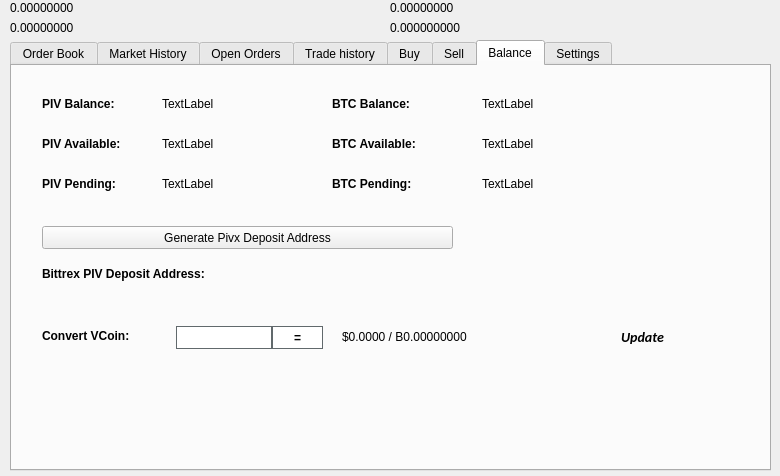
The window that src/qt/forms/tradingdialog.ui (TGIS-PROJECT/GI) describes before a commit, drawn with Qt 5.
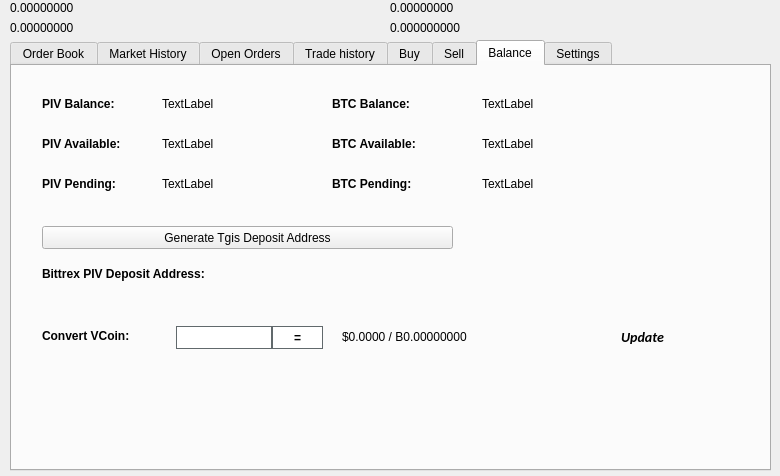
The same window after the commit. The open tabs and pages were chosen to show the change. Icons and pictures are not drawn.

```diff
--- a/src/qt/forms/tradingdialog.ui
+++ b/src/qt/forms/tradingdialog.ui
@@ -2941,7 +2941,7 @@
       </rect>
      </property>
      <property name="text">
-      <string>Generate Pivx Deposit Address</string>
+      <string>Generate Tgis Deposit Address</string>
      </property>
      <property name="icon">
       <iconset resource="../pivx.qrc">
```
Left out of the diff: 14 changed lines with no effect on the pictures.
